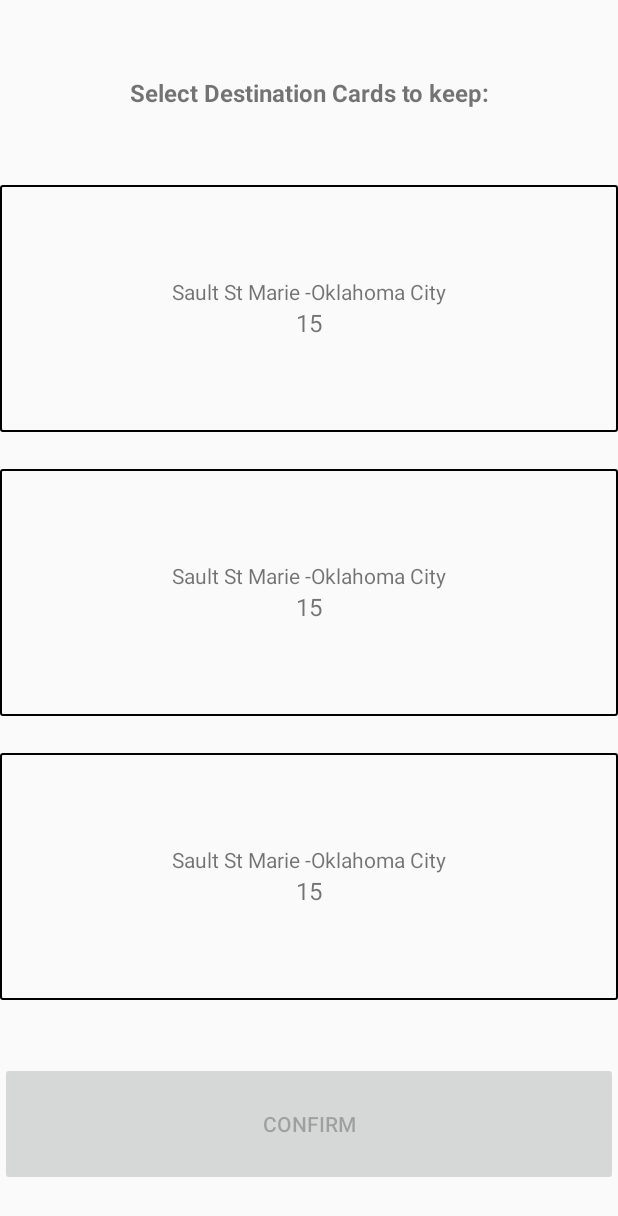
After one commit to Glowsquirrel/ttr, an Android app: the fragment DestCardSelectFragment shown on its own in the app's theme, on a phone screen of 412 x 824 dp. The commit adds this screen. Shown: the top 1216 px of the screen. Run offline under Robolectric (Android 15) with nearby library versions, the phone set to English and light mode, and no system bars.

Commit message:
Added DestCardSelectFragment

```diff
--- a/app/src/main/java/clientfacade/ClientFacade.java
+++ b/app/src/main/java/clientfacade/ClientFacade.java
@@ -78,10 +78,10 @@ public class ClientFacade implements IClient{
 
     @Override
     public void drawDestCards(String username, List<Integer> destCards){
-        if(username.equals(game.getMyself().getMyUsername())) { //calling this method should always mean it is meant for this client in the first place
-            Deck.getInstance().setAvailableDestCards(destCards);
+        if (destCards.size() == 0) { //if there are no destCards returned, don't cause the fragment to switch
+            game.addPossibleDestCards(destCards);
+            game.iHavePossibleDestCards(true);
         }
-
     }
 
     @Override
--- /dev/null
+++ b/app/src/main/java/fysh340/ticket_to_ride/game/fragments/DestCardSelectFragment.java
@@ -0,0 +1,214 @@
+package fysh340.ticket_to_ride.game.fragments;
+
+import android.os.Bundle;
+import android.support.v4.app.Fragment;
+import android.support.v4.content.ContextCompat;
+import android.view.LayoutInflater;
+import android.view.View;
+import android.view.ViewGroup;
+import android.widget.Button;
+import android.widget.LinearLayout;
+
+import java.util.ArrayList;
+import java.util.Collections;
+import java.util.List;
+
+import fysh340.ticket_to_ride.R;
+import interfaces.Observer;
+import model.DestCard;
+import model.Game;
+import serverproxy.ServerProxy;
+
+public class DestCardSelectFragment extends Fragment implements Observer{
+    private Game mGame = Game.getGameInstance();
+    private List<DestCard> possibleDestCards = new ArrayList<>();
+    private boolean atLeastOneDestCardSelected = false;
+
+
+    public DestCardSelectFragment() {
+        // Required empty public constructor
+    }
+
+    @Override
+    public void update() {
+
+    }
+    @Override
+    public void onCreate(Bundle savedInstanceState) {
+        super.onCreate(savedInstanceState);
+        //possibleDestCards = mGame.getPossibleDestCards();
+        possibleDestCards.add(DestCard.getDestCardByID(0));
+        possibleDestCards.add(DestCard.getDestCardByID(1));
+        possibleDestCards.add(DestCard.getDestCardByID(2));
+    }
+
+    private List<DestCard> selectedDestCards = new ArrayList<>();
+
+    @Override
+    public View onCreateView(LayoutInflater inflater, ViewGroup container,
+                             Bundle savedInstanceState) {
+        //Get the view
+        View destCardSelectView = inflater.inflate(R.layout.fragment_dest_card_select, container, false);
+
+        setUpDestCardListeners(destCardSelectView);
+
+        Button confirmButton = (Button) destCardSelectView.findViewById(R.id.confirmButton);
+        confirmButton.setEnabled(false);
+        confirmButton.setOnClickListener(new View.OnClickListener() {
+            @Override
+            public void onClick(View v) {
+                ServerProxy serverProxy = new ServerProxy();
+                for (DestCard destCard : possibleDestCards){
+                    mGame.getMyself().addDestCard(destCard);
+                }
+                possibleDestCards.removeAll(selectedDestCards);
+                for (DestCard destCard : possibleDestCards){
+                    serverProxy.returnDestCards(mGame.getMyself().getMyUsername(), mGame.getMyGameName(), destCard.getMapValue());
+                }
+            }
+        });
+
+        return destCardSelectView;
+    }
+
+    private void setUpDestCardListeners(final View destCardsView){
+        if (possibleDestCards.size() > 0) {
+            final LinearLayout destCard1 = (LinearLayout) destCardsView.findViewById(R.id.dest_card_select_1);
+            destCard1.setOnClickListener(new View.OnClickListener() {
+                @Override
+                public void onClick(View v) {
+                    if (selectedDestCards.contains(possibleDestCards.get(0))) {
+                        destCard1.setBackgroundColor(ContextCompat.getColor(getContext(), R.color.white));
+                        selectedDestCards.remove(possibleDestCards.get(0));
+                    } else{
+                        destCard1.setBackgroundColor(ContextCompat.getColor(getContext(), R.color.neon_grey));
+                        selectedDestCards.add(possibleDestCards.get(0));
+                    }
+                    checkSelectedSize(destCardsView);
+                }
+            });
+        }
+
+        if (possibleDestCards.size() > 1) {
+            final LinearLayout destCard2 = (LinearLayout) destCardsView.findViewById(R.id.dest_card_select_2);
+            destCard2.setOnClickListener(new View.OnClickListener() {
+                @Override
+                public void onClick(View v) {
+                    if (selectedDestCards.contains(possibleDestCards.get(1))) {
+                        destCard2.setBackgroundColor(ContextCompat.getColor(getContext(), R.color.white));
+                        selectedDestCards.remove(possibleDestCards.get(1));
+                    } else{
+                        destCard2.setBackgroundColor(ContextCompat.getColor(getContext(), R.color.neon_grey));
+                        selectedDestCards.add(possibleDestCards.get(1));
+                    }
+                    checkSelectedSize(destCardsView);
+                }
+            });
+        }
+
+        if (possibleDestCards.size() > 2) {
+            final LinearLayout destCard3 = (LinearLayout) destCardsView.findViewById(R.id.dest_card_select_3);
+            destCard3.setOnClickListener(new View.OnClickListener() {
+                @Override
+                public void onClick(View v) {
+                    if (selectedDestCards.contains(possibleDestCards.get(2))) {
+                        destCard3.setBackgroundColor(ContextCompat.getColor(getContext(), R.color.white));
+                        selectedDestCards.remove(possibleDestCards.get(2));
+                    } else{
+                        destCard3.setBackgroundColor(ContextCompat.getColor(getContext(), R.color.neon_grey));
+                        selectedDestCards.add(possibleDestCards.get(2));
+                    }
+                    checkSelectedSize(destCardsView);
+                }
+            });
+        }
+
+
+
+    }
+
+    private void checkSelectedSize(View destCardsView){
+        Button confirmButton = (Button) destCardsView.findViewById(R.id.confirmButton);
+        if (selectedDestCards.size() > 1){
+            confirmButton.setEnabled(true);
+        } else {
+            confirmButton.setEnabled(false);
+        }
+    }
+
+        /*
+    @Override
+    public View onCreateView(LayoutInflater inflater, ViewGroup container,
+                             Bundle savedInstanceState) {
+        //Get the view
+        View destCardSelectView = inflater.inflate(R.layout.fragment_dest_card_select, container, false);
+
+
+
+        setUpDestCardListeners(destCardSelectView);
+
+        Button confirmButton = (Button) destCardSelectView.findViewById(R.id.confirmButton);
+        confirmButton.setEnabled(false);
+        confirmButton.setOnClickListener(new View.OnClickListener() {
+            @Override
+            public void onClick(View v) {
+
+            }
+        });
+
+        return destCardSelectView;
+    }
+
+    private void setUpDestCardListeners(final View destCardsView){
+        if (possibleDestCards.size() > 0){
+            final LinearLayout destCard1 = (LinearLayout) destCardsView.findViewById(R.id.dest_card_select_1);
+            destCard1.setOnClickListener(new View.OnClickListener() {
+                @Override
+                public void onClick(View v) {
+                    mGame.getMyself().addDestCard(possibleDestCards.get(0));
+                    possibleDestCards.remove(0);
+                    atLeastOneDestCardSelected = true;
+                    checkSelectedSize(destCardsView);
+                    destCard1.setVisibility(View.GONE);
+                }
+            });
+        }
+
+        if (possibleDestCards.size() > 1){
+            final LinearLayout destCard2 = (LinearLayout) destCardsView.findViewById(R.id.dest_card_select_2);
+            destCard2.setOnClickListener(new View.OnClickListener() {
+                @Override
+                public void onClick(View v) {
+                    mGame.getMyself().addDestCard(possibleDestCards.get(1));
+                    possibleDestCards.remove(0);
+                    atLeastOneDestCardSelected = true;
+                    checkSelectedSize(destCardsView);
+                    destCard2.setVisibility(View.GONE);
+                }
+            });
+        }
+
+        if (possibleDestCards.size() > 2){
+            final LinearLayout destCard3 = (LinearLayout) destCardsView.findViewById(R.id.dest_card_select_3);
+            destCard3.setOnClickListener(new View.OnClickListener() {
+                @Override
+                public void onClick(View v) {
+                    mGame.getMyself().addDestCard(possibleDestCards.get(2));
+                    possibleDestCards.remove(0);
+                    atLeastOneDestCardSelected = true;
+                    checkSelectedSize(destCardsView);
+                    destCard3.setVisibility(View.GONE);
+                }
+            });
+        }
+    }
+
+    private void checkSelectedSize(View destCardsView){
+        Button confirmButton = (Button) destCardsView.findViewById(R.id.confirmButton);
+        if (atLeastOneDestCardSelected){
+            confirmButton.setEnabled(true);
+        }
+    }
+
+*/
+}
--- a/app/src/main/java/model/Game.java
+++ b/app/src/main/java/model/Game.java
@@ -141,4 +141,29 @@ public class Game implements Observable{
         uiHandler.post(runnable); //do the run() method in previously declared runnable on UI thread
     }
     //end Observerable
+
+    private boolean iHaveDifferentDestCards = false;
+    public boolean iHaveDifferentDestCards(){
+        return iHaveDifferentDestCards;
+    }
+    public void iHaveDifferentDestCards(boolean iHaveDifferentDestCards){
+        this.iHaveDifferentDestCards = iHaveDifferentDestCards;
+    }
+
+    private List<DestCard> possibleDestCards;
+    private boolean iHavePossibleDestCards = false;
+    public void addPossibleDestCards(List<Integer> possibleDestCards){
+        for (int i = 0; i < possibleDestCards.size(); i++){
+            this.possibleDestCards.add(DestCard.getDestCardByID(possibleDestCards.get(i)));
+        }
+    }
+    public boolean iHavePossibleDestCards(){
+        return iHavePossibleDestCards;
+    }
+    public void iHavePossibleDestCards(boolean iHavePossibleDestCards){
+        this.iHavePossibleDestCards = iHavePossibleDestCards;
+    }
+    public List<DestCard> getPossibleDestCards(){
+        return possibleDestCards;
+    }
 }
--- a/app/src/main/java/model/Player.java
+++ b/app/src/main/java/model/Player.java
@@ -85,6 +85,10 @@ public class Player extends AbstractPlayer {
         return myDestCards;
     }
 
+    public void addDestCard(DestCard destCard){
+        this.myDestCards.add(destCard);
+    }
+
     public boolean addCards(List<TrainCard> allCards){
          for (TrainCard currentCard : allCards){
              if (currentCard == TrainCard.RED){
--- /dev/null
+++ b/app/src/main/res/layout/fragment_dest_card_select.xml
@@ -0,0 +1,188 @@
+<LinearLayout
+    xmlns:tools="http://schemas.android.com/tools"
+    xmlns:android="http://schemas.android.com/apk/res/android"
+    tools:context="fysh340.ticket_to_ride.game.fragments.DeckFragment"
+    android:id="@+id/faceUpCards"
+    android:layout_width="match_parent"
+    android:layout_height="match_parent"
+    android:orientation="vertical"
+    android:weightSum="100">
+
+    <TextView
+        android:layout_width="match_parent"
+        android:layout_height="0dp"
+        android:layout_weight="15"
+        android:text="@string/select_your_dest_cards"
+        android:gravity="center"
+        android:textSize="16sp"
+        android:textStyle="bold"
+        android:id="@+id/first"/>
+
+    <LinearLayout xmlns:android="http://schemas.android.com/apk/res/android"
+        android:id="@+id/dest_card_select_1"
+        android:layout_width="match_parent"
+        android:layout_height="0dp"
+        android:gravity="center"
+        android:background="@drawable/customborder"
+        android:orientation="vertical"
+        android:layout_weight="20">
+
+        <LinearLayout
+            android:layout_width="match_parent"
+            android:layout_height="wrap_content"
+            android:gravity="center|top"
+            android:orientation="horizontal">
+
+            <TextView
+                android:id="@+id/dest_card_select_1_city1"
+                android:layout_width="wrap_content"
+                android:layout_height="match_parent"
+                android:text="@string/dest_card_sample_city1"
+                android:textSize="14sp"
+                android:gravity="center" />
+
+            <TextView
+                android:layout_width="wrap_content"
+                android:layout_height="match_parent"
+                android:text="@string/spaced_hyphen"/>
+
+            <TextView
+                android:id="@+id/dest_card_select_1_city2"
+                android:layout_width="wrap_content"
+                android:layout_height="match_parent"
+                android:text="@string/dest_card_sample_city2"
+                android:textSize="14sp"
+                android:gravity="center" />
+
+        </LinearLayout>
+
+        <TextView
+            android:id="@+id/dest_card_select_1_score"
+            android:layout_width="match_parent"
+            android:layout_height="wrap_content"
+            android:text="@string/dest_card_sample_score"
+            android:textSize="16sp"
+            android:gravity="center"/>
+
+    </LinearLayout>
+
+    <Space
+        android:layout_width="match_parent"
+        android:layout_height="0dp"
+        android:layout_weight="3"/>
+
+    <LinearLayout xmlns:android="http://schemas.android.com/apk/res/android"
+        android:id="@+id/dest_card_select_2"
+        android:layout_width="match_parent"
+        android:layout_height="0dp"
+        android:gravity="center"
+        android:background="@drawable/customborder"
+        android:orientation="vertical"
+        android:layout_weight="20">
+
+        <LinearLayout
+            android:layout_width="match_parent"
+            android:layout_height="wrap_content"
+            android:gravity="center|top"
+            android:orientation="horizontal">
+
+            <TextView
+                android:id="@+id/dest_card_select_2_city1"
+                android:layout_width="wrap_content"
+                android:layout_height="match_parent"
+                android:text="@string/dest_card_sample_city1"
+                android:textSize="14sp"
+                android:gravity="center" />
+
+            <TextView
+                android:layout_width="wrap_content"
+                android:layout_height="match_parent"
+                android:text="@string/spaced_hyphen"/>
+
+            <TextView
+                android:id="@+id/dest_card_select_2_city2"
+                android:layout_width="wrap_content"
+                android:layout_height="match_parent"
+                android:text="@string/dest_card_sample_city2"
+                android:textSize="14sp"
+                android:gravity="center" />
+
+        </LinearLayout>
+
+        <TextView
+            android:id="@+id/dest_card_select_2_score"
+            android:layout_width="match_parent"
+            android:layout_height="wrap_content"
+            android:text="@string/dest_card_sample_score"
+            android:textSize="16sp"
+            android:gravity="center"/>
+
+    </LinearLayout>
+
+    <Space
+        android:layout_width="match_parent"
+        android:layout_height="0dp"
+        android:layout_weight="3"/>
+
+    <LinearLayout xmlns:android="http://schemas.android.com/apk/res/android"
+        android:id="@+id/dest_card_select_3"
+        android:layout_width="match_parent"
+        android:layout_height="0dp"
+        android:gravity="center"
+        android:background="@drawable/customborder"
+        android:orientation="vertical"
+        android:layout_weight="20">
+
+        <LinearLayout
+            android:layout_width="match_parent"
+            android:layout_height="wrap_content"
+            android:gravity="center|top"
+            android:orientation="horizontal">
+
+            <TextView
+                android:id="@+id/dest_card_select_3_city1"
+                android:layout_width="wrap_content"
+                android:layout_height="match_parent"
+                android:text="@string/dest_card_sample_city1"
+                android:textSize="14sp"
+                android:gravity="center" />
+
+            <TextView
+                android:layout_width="wrap_content"
+                android:layout_height="match_parent"
+                android:text="@string/spaced_hyphen"/>
+
+            <TextView
+                android:id="@+id/dest_card_select_3_city2"
+                android:layout_width="wrap_content"
+                android:layout_height="match_parent"
+                android:text="@string/dest_card_sample_city2"
+                android:textSize="14sp"
+                android:gravity="center" />
+
+        </LinearLayout>
+
+        <TextView
+            android:id="@+id/dest_card_select_3_score"
+            android:layout_width="match_parent"
+            android:layout_height="wrap_content"
+            android:text="@string/dest_card_sample_score"
+            android:textSize="16sp"
+            android:gravity="center"/>
+
+    </LinearLayout>
+
+    <Space
+        android:layout_width="match_parent"
+        android:layout_height="0dp"
+        android:layout_weight="5"/>
+
+    <Button
+        android:layout_width="match_parent"
+        android:layout_height="0dp"
+        android:layout_weight="10"
+        android:id="@+id/confirmButton"
+        android:layout_gravity="center"
+        android:text="@string/confirm"/>
+
+</LinearLayout>
--- a/app/src/main/res/layout/item_dest_card.xml
+++ b/app/src/main/res/layout/item_dest_card.xml
@@ -16,20 +16,20 @@
             android:id="@+id/dest_card_city_name_1"
             android:layout_width="wrap_content"
             android:layout_height="match_parent"
-            android:text="Sault_St_Marie"
+            android:text="@string/dest_card_sample_city1"
             android:textSize="14sp"
             android:gravity="center" />
 
         <TextView
             android:layout_width="wrap_content"
             android:layout_height="match_parent"
-            android:text=" - "/>
+            android:text="@string/spaced_hyphen"/>
 
         <TextView
             android:id="@+id/dest_card_city_name_2"
             android:layout_width="wrap_content"
             android:layout_height="match_parent"
-            android:text="Oklahoma_City"
+            android:text="@string/dest_card_sample_city2"
             android:textSize="14sp"
             android:gravity="center" />
 
@@ -40,7 +40,7 @@
         android:layout_width="match_parent"
         android:layout_height="wrap_content"
         android:layout_below="@id/dest_card_cities"
-        android:text="15"
+        android:text="@string/dest_card_sample_score"
         android:textSize="16sp"
         android:gravity="center"/>
 
--- a/app/src/main/res/values/strings.xml
+++ b/app/src/main/res/values/strings.xml
@@ -16,5 +16,12 @@
     <string name="players">Players</string>
     <string name="dest_cards">Dest Cards</string>
     <string name="train_card">Train Cards</string>
+    <string name="select_your_dest_cards">Select Destination Cards to keep:</string>
+    <string name="dest_card_sample_city1">Sault St Marie</string>
+    <string name="dest_card_sample_city2">Oklahoma City</string>
+    <string name="dest_card_sample_score">15</string>
+    <string name="spaced_hyphen">\ -\ </string>
+    <string name="confirm">Confirm</string>
+
 
 </resources>
```
